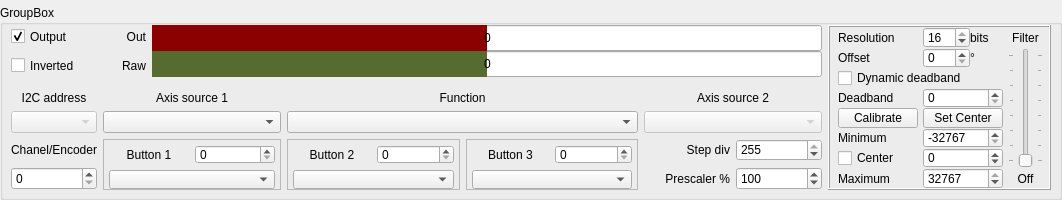
Before: the Qt Designer form widgets/axes.ui in FreeJoy-Team/FreeJoyConfiguratorQt, drawn with Qt 5.
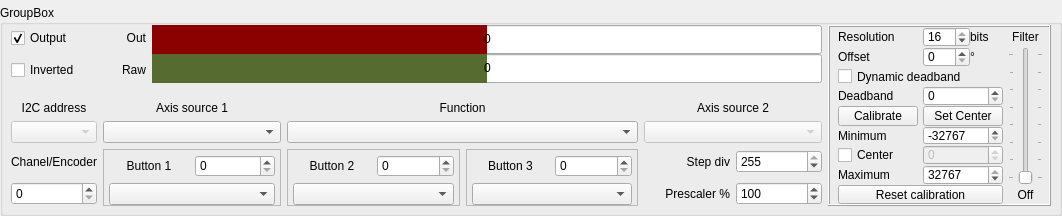
After: the same form once the commit is applied.

```diff
--- a/widgets/axes.ui
+++ b/widgets/axes.ui
@@ -7,7 +7,7 @@
     <x>0</x>
     <y>0</y>
     <width>1062</width>
-    <height>200</height>
+    <height>216</height>
    </rect>
   </property>
   <property name="minimumSize">
@@ -352,7 +352,7 @@
         <property name="frameShadow">
          <enum>QFrame::Raised</enum>
         </property>
-        <layout class="QGridLayout" name="gridLayout" columnstretch="0,0,0,0,0,0" columnminimumwidth="0,5,0,0,5,0">
+        <layout class="QGridLayout" name="gridLayout" columnstretch="1,0,0,1,0,1" columnminimumwidth="0,5,0,0,5,0">
          <property name="leftMargin">
           <number>8</number>
          </property>
@@ -368,6 +368,20 @@
          <property name="spacing">
           <number>0</number>
          </property>
+         <item row="4" column="2" colspan="2">
+          <widget class="QPushButton" name="pushButton_SetCenter">
+           <property name="text">
+            <string>Set Center</string>
+           </property>
+          </widget>
+         </item>
+         <item row="7" column="0">
+          <widget class="QLabel" name="text_maximum">
+           <property name="text">
+            <string>Maximum</string>
+           </property>
+          </widget>
+         </item>
          <item row="1" column="2">
           <widget class="QSpinBox" name="spinBox_Offset">
            <property name="correctionMode">
@@ -381,6 +395,75 @@
            </property>
           </widget>
          </item>
+         <item row="3" column="2" colspan="2">
+          <widget class="QSpinBox" name="spinBox_Deadband">
+           <property name="correctionMode">
+            <enum>QAbstractSpinBox::CorrectToNearestValue</enum>
+           </property>
+           <property name="maximum">
+            <number>127</number>
+           </property>
+          </widget>
+         </item>
+         <item row="1" column="4">
+          <spacer name="horizontalSpacer_2">
+           <property name="orientation">
+            <enum>Qt::Horizontal</enum>
+           </property>
+           <property name="sizeHint" stdset="0">
+            <size>
+             <width>40</width>
+             <height>20</height>
+            </size>
+           </property>
+          </spacer>
+         </item>
+         <item row="5" column="0">
+          <widget class="QLabel" name="text_minimum">
+           <property name="text">
+            <string>Minimum</string>
+           </property>
+          </widget>
+         </item>
+         <item row="0" column="3">
+          <widget class="QLabel" name="text_bits">
+           <property name="text">
+            <string>bits</string>
+           </property>
+          </widget>
+         </item>
+         <item row="5" column="2" colspan="2">
+          <widget class="QSpinBox" name="spinBox_CalibMin">
+           <property name="sizePolicy">
+            <sizepolicy hsizetype="Minimum" vsizetype="Fixed">
+             <horstretch>0</horstretch>
+             <verstretch>0</verstretch>
+            </sizepolicy>
+           </property>
+           <property name="minimum">
+            <number>-32767</number>
+           </property>
+           <property name="maximum">
+            <number>32767</number>
+           </property>
+           <property name="value">
+            <number>-32767</number>
+           </property>
+          </widget>
+         </item>
+         <item row="6" column="2" colspan="2">
+          <widget class="QSpinBox" name="spinBox_CalibCenter">
+           <property name="enabled">
+            <bool>false</bool>
+           </property>
+           <property name="minimum">
+            <number>-32767</number>
+           </property>
+           <property name="maximum">
+            <number>32767</number>
+           </property>
+          </widget>
+         </item>
          <item row="4" column="0">
           <widget class="QPushButton" name="pushButton_StartCalib">
            <property name="text">
@@ -394,24 +477,46 @@
            </property>
           </widget>
          </item>
-         <item row="4" column="2" colspan="2">
-          <widget class="QPushButton" name="pushButton_SetCenter">
+         <item row="3" column="0">
+          <widget class="QLabel" name="text_deadband">
            <property name="text">
-            <string>Set Center</string>
+            <string>Deadband</string>
            </property>
           </widget>
          </item>
-         <item row="0" column="3">
-          <widget class="QLabel" name="text_bits">
-           <property name="text">
-            <string>bits</string>
+         <item row="7" column="2" colspan="2">
+          <widget class="QSpinBox" name="spinBox_CalibMax">
+           <property name="minimum">
+            <number>-32767</number>
            </property>
+           <property name="maximum">
+            <number>32767</number>
+           </property>
+           <property name="value">
+            <number>32767</number>
+           </property>
           </widget>
          </item>
-         <item row="1" column="0">
-          <widget class="QLabel" name="text_offset">
+         <item row="0" column="2">
+          <widget class="QSpinBox" name="spinBox_Resolution">
+           <property name="correctionMode">
+            <enum>QAbstractSpinBox::CorrectToNearestValue</enum>
+           </property>
+           <property name="minimum">
+            <number>1</number>
+           </property>
+           <property name="maximum">
+            <number>16</number>
+           </property>
+           <property name="value">
+            <number>16</number>
+           </property>
+          </widget>
+         </item>
+         <item row="0" column="0">
+          <widget class="QLabel" name="text_resolution">
            <property name="text">
-            <string>Offset</string>
+            <string>Resolution</string>
            </property>
           </widget>
          </item>
@@ -422,58 +527,10 @@
            </property>
           </widget>
          </item>
-         <item row="1" column="5" rowspan="6">
-          <widget class="QSlider" name="sliderV_Filter">
-           <property name="sizePolicy">
-            <sizepolicy hsizetype="Minimum" vsizetype="Expanding">
-             <horstretch>0</horstretch>
-             <verstretch>0</verstretch>
-            </sizepolicy>
-           </property>
-           <property name="maximum">
-            <number>7</number>
-           </property>
-           <property name="pageStep">
-            <number>1</number>
-           </property>
-           <property name="orientation">
-            <enum>Qt::Vertical</enum>
-           </property>
-           <property name="tickPosition">
-            <enum>QSlider::TicksBothSides</enum>
-           </property>
-          </widget>
-         </item>
-         <item row="4" column="1">
-          <spacer name="horizontalSpacer">
-           <property name="orientation">
-            <enum>Qt::Horizontal</enum>
-           </property>
-           <property name="sizeHint" stdset="0">
-            <size>
-             <width>40</width>
-             <height>20</height>
-            </size>
-           </property>
-          </spacer>
-         </item>
-         <item row="7" column="2" colspan="2">
-          <widget class="QSpinBox" name="spinBox_CalibMax">
-           <property name="minimum">
-            <number>-32767</number>
-           </property>
-           <property name="maximum">
-            <number>32767</number>
-           </property>
-           <property name="value">
-            <number>32767</number>
-           </property>
-          </widget>
-         </item>
-         <item row="7" column="0">
-          <widget class="QLabel" name="text_maximum">
+         <item row="1" column="0">
+          <widget class="QLabel" name="text_offset">
            <property name="text">
-            <string>Maximum</string>
+            <string>Offset</string>
            </property>
           </widget>
          </item>
@@ -484,33 +541,6 @@
            </property>
           </widget>
          </item>
-         <item row="6" column="2" colspan="2">
-          <widget class="QSpinBox" name="spinBox_CalibCenter">
-           <property name="minimum">
-            <number>-32767</number>
-           </property>
-           <property name="maximum">
-            <number>32767</number>
-           </property>
-          </widget>
-         </item>
-         <item row="0" column="0">
-          <widget class="QLabel" name="text_resolution">
-           <property name="text">
-            <string>Resolution</string>
-           </property>
-          </widget>
-         </item>
-         <item row="3" column="2" colspan="2">
-          <widget class="QSpinBox" name="spinBox_Deadband">
-           <property name="correctionMode">
-            <enum>QAbstractSpinBox::CorrectToNearestValue</enum>
-           </property>
-           <property name="maximum">
-            <number>127</number>
-           </property>
-          </widget>
-         </item>
          <item row="1" column="3">
           <widget class="QLabel" name="text_angle">
            <property name="text">
@@ -518,69 +548,43 @@
            </property>
           </widget>
          </item>
-         <item row="0" column="2">
-          <widget class="QSpinBox" name="spinBox_Resolution">
-           <property name="correctionMode">
-            <enum>QAbstractSpinBox::CorrectToNearestValue</enum>
-           </property>
-           <property name="minimum">
-            <number>1</number>
-           </property>
-           <property name="maximum">
-            <number>16</number>
-           </property>
-           <property name="value">
-            <number>16</number>
-           </property>
-          </widget>
-         </item>
-         <item row="5" column="2" colspan="2">
-          <widget class="QSpinBox" name="spinBox_CalibMin">
-           <property name="sizePolicy">
-            <sizepolicy hsizetype="Minimum" vsizetype="Fixed">
-             <horstretch>0</horstretch>
-             <verstretch>0</verstretch>
-            </sizepolicy>
-           </property>
-           <property name="minimum">
-            <number>-32767</number>
-           </property>
-           <property name="maximum">
-            <number>32767</number>
-           </property>
-           <property name="value">
-            <number>-32767</number>
-           </property>
-          </widget>
-         </item>
-         <item row="5" column="0">
-          <widget class="QLabel" name="text_minimum">
+         <item row="0" column="5">
+          <widget class="QLabel" name="text_filter">
            <property name="text">
-            <string>Minimum</string>
+            <string>Filter</string>
            </property>
-          </widget>
-         </item>
-         <item row="3" column="0">
-          <widget class="QLabel" name="text_deadband">
-           <property name="text">
-            <string>Deadband</string>
+           <property name="alignment">
+            <set>Qt::AlignCenter</set>
            </property>
           </widget>
          </item>
-         <item row="1" column="4">
-          <spacer name="horizontalSpacer_2">
+         <item row="4" column="1">
+          <spacer name="horizontalSpacer">
            <property name="orientation">
             <enum>Qt::Horizontal</enum>
            </property>
            <property name="sizeHint" stdset="0">
             <size>
-             <width>40</width>
+             <width>0</width>
              <height>20</height>
             </size>
            </property>
           </spacer>
          </item>
-         <item row="7" column="5">
+         <item row="8" column="0" colspan="4">
+          <widget class="QPushButton" name="pushButton">
+           <property name="sizePolicy">
+            <sizepolicy hsizetype="Minimum" vsizetype="Fixed">
+             <horstretch>0</horstretch>
+             <verstretch>0</verstretch>
+            </sizepolicy>
+           </property>
+           <property name="text">
+            <string>Reset calibration</string>
+           </property>
+          </widget>
+         </item>
+         <item row="8" column="5">
           <widget class="QLabel" name="label_Filter">
            <property name="minimumSize">
             <size>
@@ -596,13 +600,25 @@
            </property>
           </widget>
          </item>
-         <item row="0" column="5">
-          <widget class="QLabel" name="text_filter">
-           <property name="text">
-            <string>Filter</string>
+         <item row="1" column="5" rowspan="7">
+          <widget class="QSlider" name="sliderV_Filter">
+           <property name="sizePolicy">
+            <sizepolicy hsizetype="Minimum" vsizetype="Expanding">
+             <horstretch>0</horstretch>
+             <verstretch>0</verstretch>
+            </sizepolicy>
            </property>
-           <property name="alignment">
-            <set>Qt::AlignCenter</set>
+           <property name="maximum">
+            <number>7</number>
+           </property>
+           <property name="pageStep">
+            <number>1</number>
+           </property>
+           <property name="orientation">
+            <enum>Qt::Vertical</enum>
+           </property>
+           <property name="tickPosition">
+            <enum>QSlider::TicksBothSides</enum>
            </property>
           </widget>
          </item>
```
